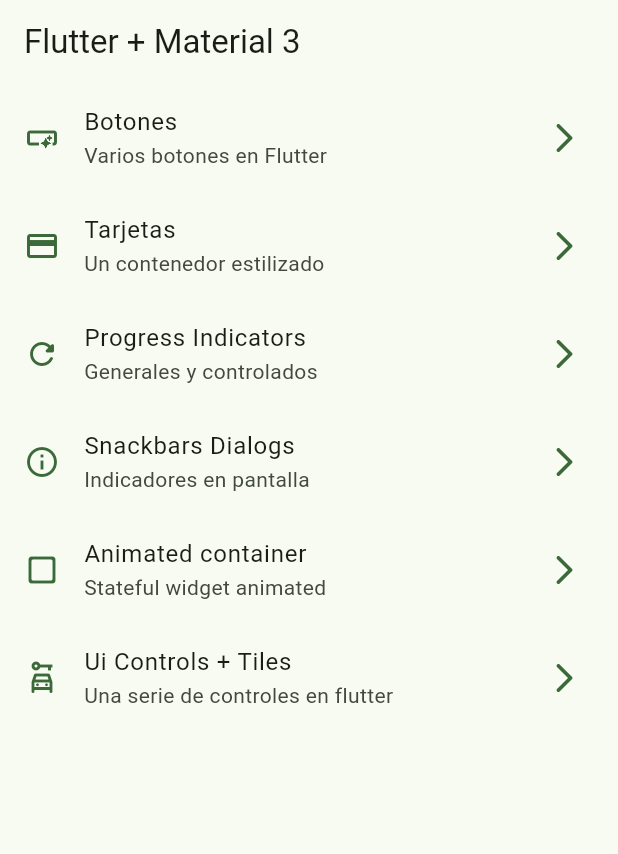
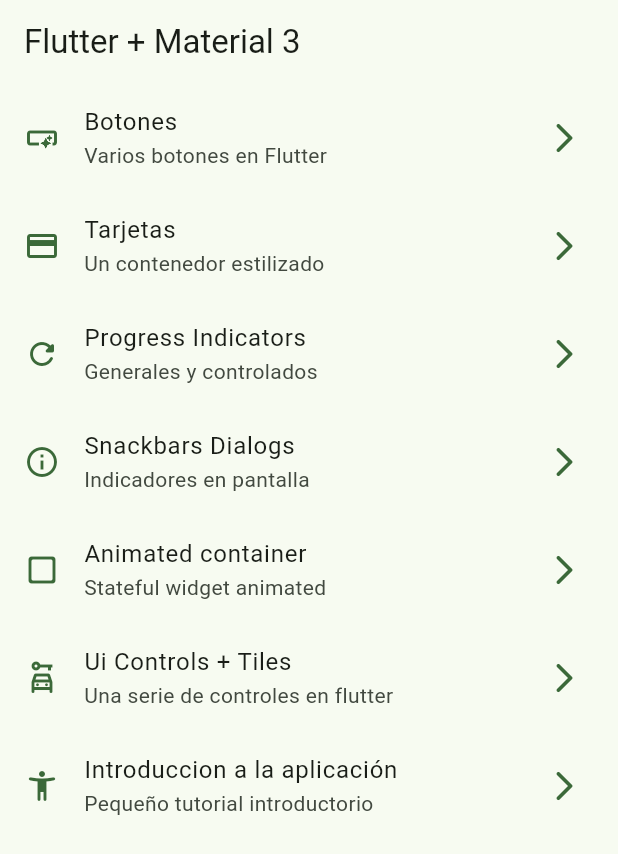
Before and after one commit to AFTR05/widgets_app, a Flutter app: the screen it shows after launch, on a phone screen of 412 x 824 dp. Shown: the top 854 px of the screen. Run offline on Flutter 3.47's test engine with Material 3 defaults, Android fonts, the phone set to English and light mode, and no system bars; our stand-ins replace go_router.

```diff
--- a/lib/config/menu/menu_item.dart
+++ b/lib/config/menu/menu_item.dart
@@ -50,5 +50,11 @@ const appMenuItems = <MenuItem>[
     subtitle: 'Una serie de controles en flutter',
     link: '/ui-controls',
     icon: Icons.car_rental_outlined
+  ),
+  MenuItem(
+    title: 'Introduccion a la aplicación',
+    subtitle: 'Pequeño tutorial introductorio',
+    link: '/tutorial',
+    icon: Icons.accessibility_new_rounded
   )
 ];
--- a/lib/config/router/app_router.dart
+++ b/lib/config/router/app_router.dart
@@ -39,5 +39,10 @@ final appRouter = GoRouter(
       path: '/ui-controls',
       builder: (context, state) => const UiControlsScreen()
     ),
+    GoRoute(
+      name: AppTutorialScreen.name,
+      path: '/tutorial',
+      builder: (context, state) => const AppTutorialScreen()
+    ),
   ]
 );
--- a/pubspec.yaml
+++ b/pubspec.yaml
@@ -18,3 +18,6 @@ dev_dependencies:
 
 flutter:
   uses-material-design: true
+
+assets:
+  - assets/images/
```
Also changed, not shown: assets/Images/1.png (added), assets/Images/2.png (added), assets/Images/3.png (added), assets/Images/jar-loading.gif (added).
